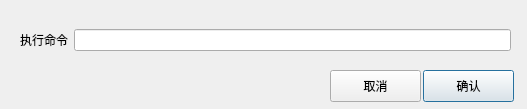
This is ui/dialog/TerminalCommandDialog.ui in xiaohaijoe/AutoPackage as Qt 5 draws it before an edit. The edited form follows.
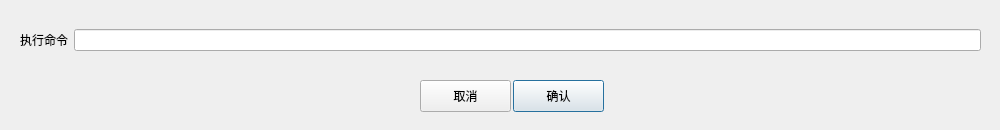
This is the edited form.

The edit to the form file:
```diff
--- a/ui/dialog/TerminalCommandDialog.ui
+++ b/ui/dialog/TerminalCommandDialog.ui
@@ -6,8 +6,8 @@
    <rect>
     <x>0</x>
     <y>0</y>
-    <width>527</width>
-    <height>109</height>
+    <width>1000</width>
+    <height>130</height>
    </rect>
   </property>
   <property name="windowTitle">
@@ -18,7 +18,7 @@
     <rect>
      <x>20</x>
      <y>20</y>
-     <width>491</width>
+     <width>961</width>
      <height>41</height>
     </rect>
    </property>
@@ -38,8 +38,8 @@
   <widget class="QPushButton" name="confirmBtn">
    <property name="geometry">
     <rect>
-     <x>423</x>
-     <y>70</y>
+     <x>513</x>
+     <y>80</y>
      <width>91</width>
      <height>32</height>
     </rect>
@@ -51,8 +51,8 @@
   <widget class="QPushButton" name="cancelBtn">
    <property name="geometry">
     <rect>
-     <x>330</x>
-     <y>70</y>
+     <x>420</x>
+     <y>80</y>
      <width>91</width>
      <height>32</height>
     </rect>
```
